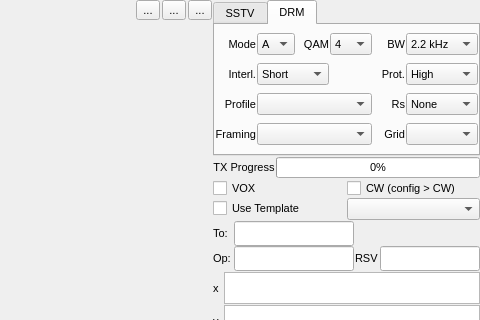
This is src/mainwidgets/txwidget.ui in jbdubbs/QSSTV-Experimental as Qt 5 draws it before an edit; both pictures show x 510 to 990 and y 0 to 320 of the 990 by 835 pixel window. The edited form follows.
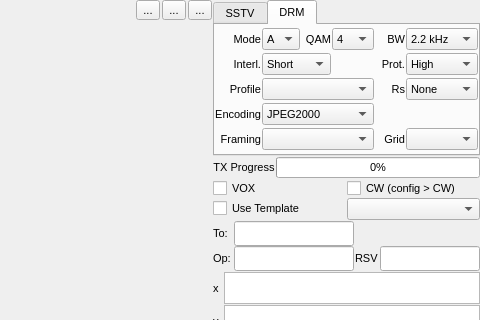
This is the edited form. Icons and pictures are not drawn. Custom widgets are drawn as their Qt base class.

Commit message: Add AVIF as a selectable DRM image encoding (#108)

What changed in the file:
```diff
--- a/src/mainwidgets/txwidget.ui
+++ b/src/mainwidgets/txwidget.ui
@@ -856,6 +856,33 @@
           </widget>
          </item>
          <item row="3" column="0">
+          <widget class="QLabel" name="drmEncodingLabel">
+           <property name="text">
+            <string>Encoding</string>
+           </property>
+           <property name="alignment">
+            <set>Qt::AlignRight|Qt::AlignTrailing|Qt::AlignVCenter</set>
+           </property>
+          </widget>
+         </item>
+         <item row="3" column="1" colspan="3">
+          <widget class="QComboBox" name="drmEncodingComboBox">
+           <property name="toolTip">
+            <string>Image compression used for the picture. JPEG2000 is the default (progressive preview while receiving). AVIF often looks cleaner at small sizes but is all-or-nothing and needs the AVIF image plugin on the receiving side.</string>
+           </property>
+           <item>
+            <property name="text">
+             <string>JPEG2000</string>
+            </property>
+           </item>
+           <item>
+            <property name="text">
+             <string>AVIF</string>
+            </property>
+           </item>
+          </widget>
+         </item>
+         <item row="4" column="0">
           <widget class="QLabel" name="drmFramingLabel">
            <property name="text">
             <string>Framing</string>
@@ -865,14 +892,14 @@
            </property>
           </widget>
          </item>
-         <item row="3" column="1" colspan="3">
+         <item row="4" column="1" colspan="3">
           <widget class="QComboBox" name="drmResizeComboBox">
            <property name="toolTip">
             <string>Stretch, crop, fit or freely zoom/pan the selected grid cell (a single image is always zoom/pan)</string>
            </property>
           </widget>
          </item>
-         <item row="3" column="4">
+         <item row="4" column="4">
           <widget class="QLabel" name="drmGridLabel">
            <property name="text">
             <string>Grid</string>
@@ -882,7 +909,7 @@
            </property>
           </widget>
          </item>
-         <item row="3" column="5">
+         <item row="4" column="5">
           <widget class="QComboBox" name="drmGridComboBox">
            <property name="toolTip">
             <string>Stitch several images together (columns x rows); right-click a segment to load, edit, copy or paste it</string>
```
The commit also changes 18 other files.
